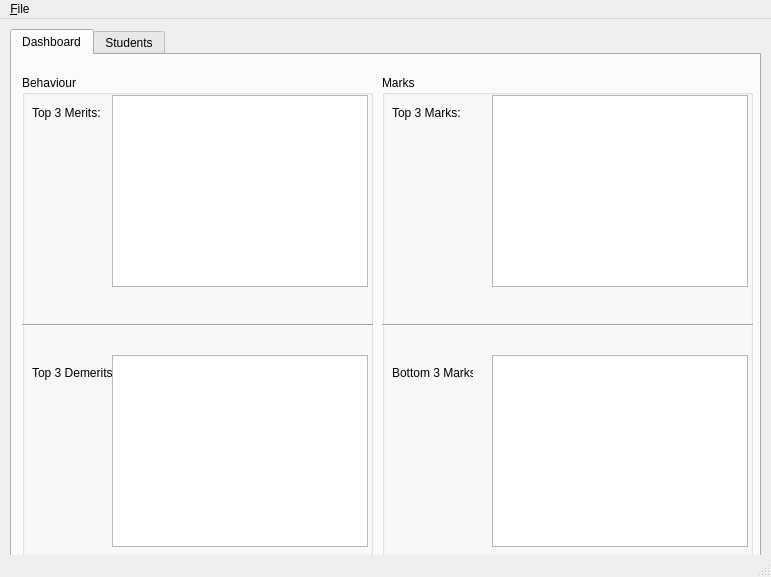
Above: tutorExample/teachersPet.ui from Rabidza/INF2611 before the change. Below: the same form after it.
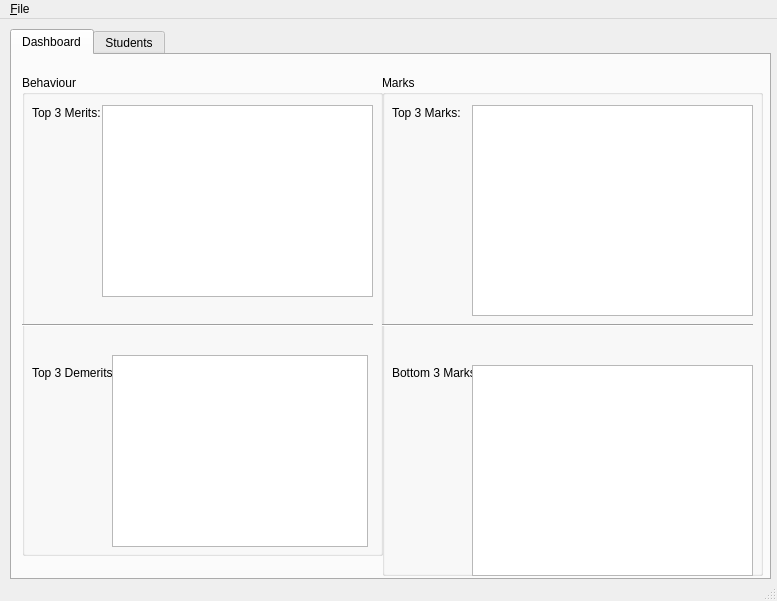
That is the form after the change. The open tabs and pages were chosen to show the change.

```diff
--- a/tutorExample/teachersPet.ui
+++ b/tutorExample/teachersPet.ui
@@ -6,8 +6,8 @@
    <rect>
     <x>0</x>
     <y>0</y>
-    <width>771</width>
-    <height>577</height>
+    <width>777</width>
+    <height>601</height>
    </rect>
   </property>
   <property name="windowTitle">
@@ -19,8 +19,8 @@
      <rect>
       <x>10</x>
       <y>10</y>
-      <width>751</width>
-      <height>531</height>
+      <width>761</width>
+      <height>551</height>
      </rect>
     </property>
     <property name="currentIndex">
@@ -35,7 +35,7 @@
        <rect>
         <x>10</x>
         <y>20</y>
-        <width>351</width>
+        <width>361</width>
         <height>481</height>
        </rect>
       </property>
@@ -68,26 +68,6 @@
         <string>Top 3 Demerits:</string>
        </property>
       </widget>
-      <widget class="QTableView" name="tableViewTop3Merits">
-       <property name="geometry">
-        <rect>
-         <x>90</x>
-         <y>20</y>
-         <width>256</width>
-         <height>192</height>
-        </rect>
-       </property>
-      </widget>
-      <widget class="QTableWidget" name="tableViewTop3Demerits">
-       <property name="geometry">
-        <rect>
-         <x>90</x>
-         <y>280</y>
-         <width>256</width>
-         <height>192</height>
-        </rect>
-       </property>
-      </widget>
       <widget class="Line" name="line">
        <property name="geometry">
         <rect>
@@ -101,14 +81,34 @@
         <enum>Qt::Horizontal</enum>
        </property>
       </widget>
+      <widget class="QTableView" name="tableViewTop3Merits">
+       <property name="geometry">
+        <rect>
+         <x>80</x>
+         <y>30</y>
+         <width>271</width>
+         <height>192</height>
+        </rect>
+       </property>
+      </widget>
+      <widget class="QTableView" name="tableViewTop3Demerits">
+       <property name="geometry">
+        <rect>
+         <x>90</x>
+         <y>280</y>
+         <width>256</width>
+         <height>192</height>
+        </rect>
+       </property>
+      </widget>
      </widget>
      <widget class="QGroupBox" name="groupBox_2">
       <property name="geometry">
        <rect>
         <x>370</x>
         <y>20</y>
-        <width>371</width>
-        <height>481</height>
+        <width>381</width>
+        <height>501</height>
        </rect>
       </property>
       <property name="title">
@@ -140,26 +140,6 @@
         <string>Bottom 3 Marks:</string>
        </property>
       </widget>
-      <widget class="QTableWidget" name="tableViewTop3Marks">
-       <property name="geometry">
-        <rect>
-         <x>110</x>
-         <y>20</y>
-         <width>256</width>
-         <height>192</height>
-        </rect>
-       </property>
-      </widget>
-      <widget class="QTableWidget" name="tableViewBot3Marks">
-       <property name="geometry">
-        <rect>
-         <x>110</x>
-         <y>280</y>
-         <width>256</width>
-         <height>192</height>
-        </rect>
-       </property>
-      </widget>
       <widget class="Line" name="line_2">
        <property name="geometry">
         <rect>
@@ -173,6 +153,26 @@
         <enum>Qt::Horizontal</enum>
        </property>
       </widget>
+      <widget class="QTableView" name="tableViewTop3Marks">
+       <property name="geometry">
+        <rect>
+         <x>90</x>
+         <y>30</y>
+         <width>281</width>
+         <height>211</height>
+        </rect>
+       </property>
+      </widget>
+      <widget class="QTableView" name="tableViewBot3Marks">
+       <property name="geometry">
+        <rect>
+         <x>90</x>
+         <y>290</y>
+         <width>281</width>
+         <height>211</height>
+        </rect>
+       </property>
+      </widget>
      </widget>
     </widget>
     <widget class="QWidget" name="tab_2">
@@ -262,7 +262,7 @@
     <rect>
      <x>0</x>
      <y>0</y>
-     <width>771</width>
+     <width>777</width>
      <height>21</height>
     </rect>
    </property>
```
Left out of the diff: 6 changed lines with no effect on the pictures.
